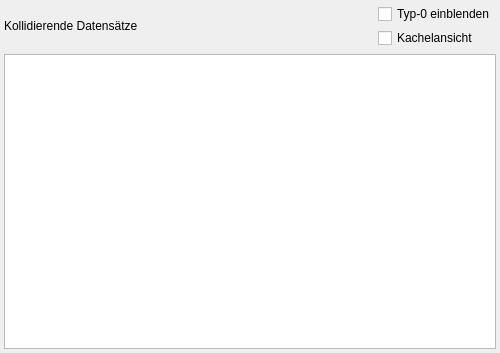
Old version of the form Structure/GUI/Section_Mod_Statistics_Conflicts.ui in the repository Looking4Git/Starfield_LOH.
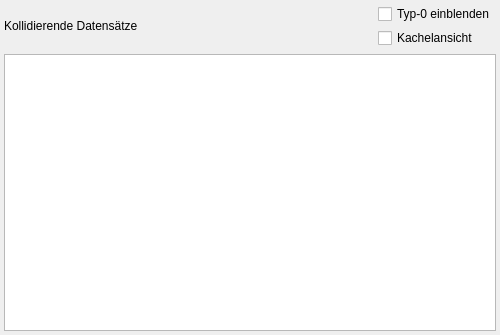
New version of the form.

Patch:
```diff
--- a/Structure/GUI/Section_Mod_Statistics_Conflicts.ui
+++ b/Structure/GUI/Section_Mod_Statistics_Conflicts.ui
@@ -84,7 +84,7 @@
      <property name="minimumSize">
       <size>
        <width>0</width>
-       <height>295</height>
+       <height>240</height>
       </size>
      </property>
      <property name="currentIndex">
@@ -109,7 +109,7 @@
          <property name="minimumSize">
           <size>
            <width>0</width>
-           <height>295</height>
+           <height>240</height>
           </size>
          </property>
          <property name="editTriggers">
```
